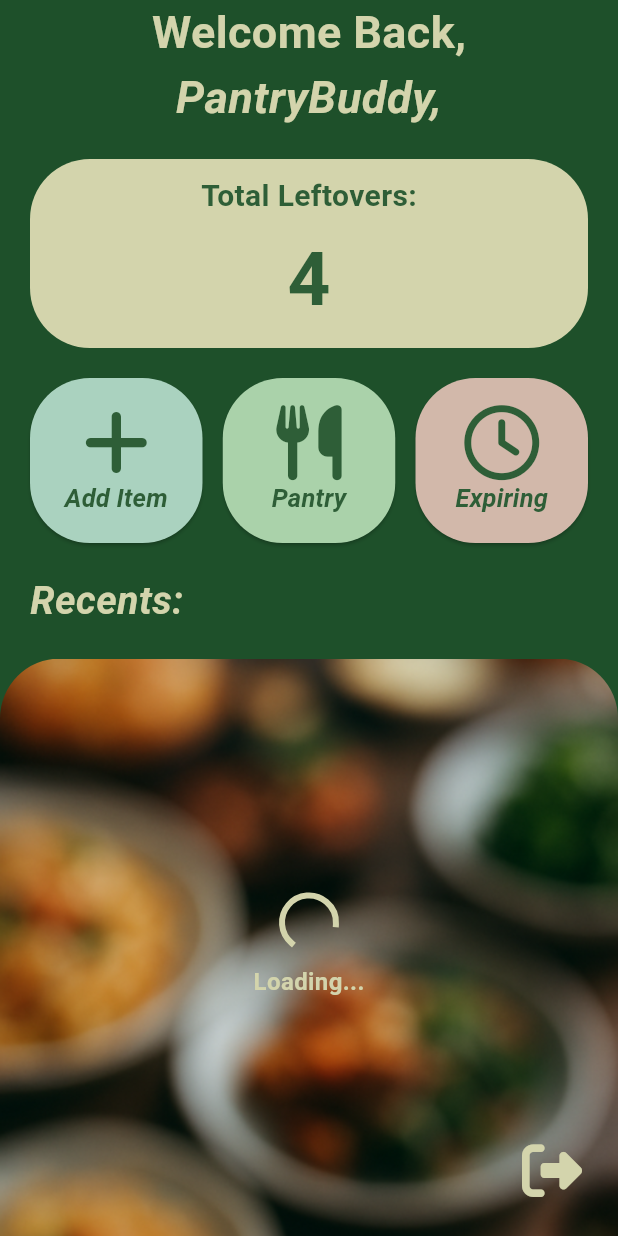
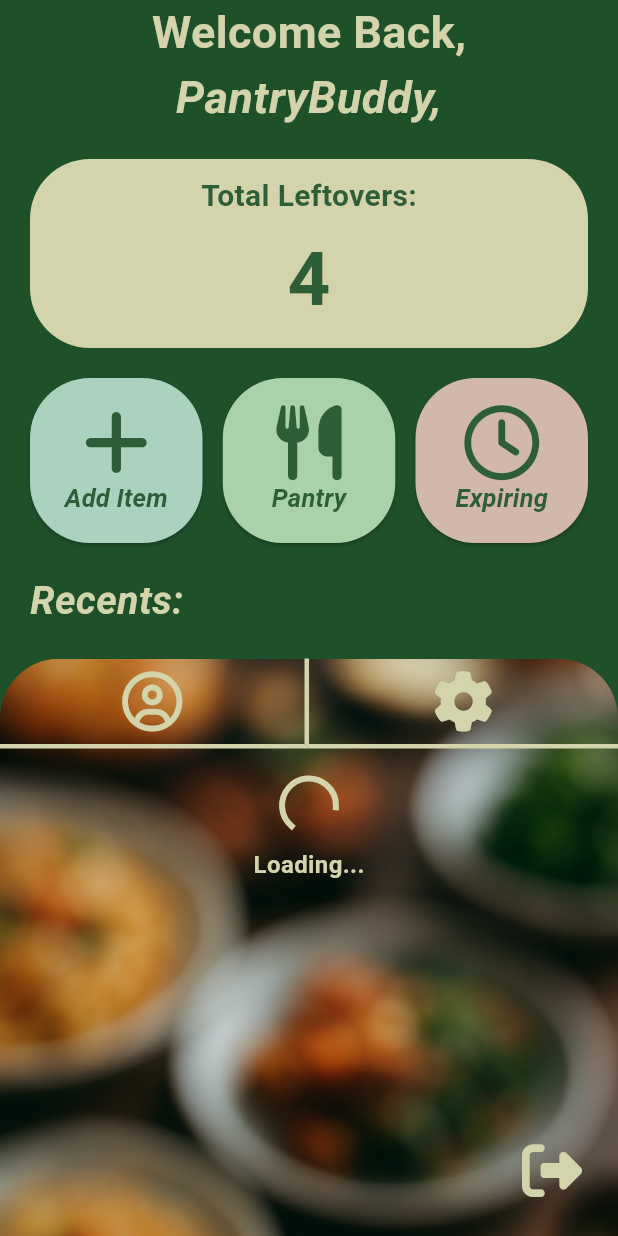
Before and after one commit to charaelene/share, a Flutter app: the first screen one second after launch, on a phone screen of 412 x 824 dp. Run offline on Flutter 3.47's test engine with Material 3 defaults, Android fonts, the phone set to English and light mode, and no system bars; our stand-ins replace font_awesome_flutter, image_picker.

Commit message:
added missing buttons in home page

```diff
--- a/lib/screens/home_screen.dart
+++ b/lib/screens/home_screen.dart
@@ -151,7 +151,7 @@ class HomeScreen extends StatelessWidget {
             Expanded(
               child: Container(
                 width: double.infinity,
-                padding: EdgeInsets.all(20.0),
+                // padding: EdgeInsets.all(20.0),
                 decoration: BoxDecoration(
                   image: DecorationImage(
                     image: AssetImage("images/blurred_food_background.png"),
@@ -162,11 +162,66 @@ class HomeScreen extends StatelessWidget {
                     topRight: Radius.circular(40.0),
                   ),
                 ),
-                child: FutureBuilder(
+                child: Column(
+                  children: [
+                    Row(
+                      children: [
+                        Expanded(
+                          child: Container(
+                            height: 60.0,
+                            decoration: BoxDecoration(
+                              border: Border(
+                                right: BorderSide(
+                                  color: Color.fromRGBO(211, 212, 172, 1.0),
+                                  width: 3.0,
+                                ),
+                                bottom: BorderSide(
+                                  color: Color.fromRGBO(211, 212, 172, 1.0),
+                                  width: 3.0,
+                                ),
+                              ),
+                            ),
+                            child: TextButton(
+                              onPressed: () {},
+                              child: FaIcon(
+                                size: 40.0,
+                                FontAwesomeIcons.circleUser,
+                                color: Color.fromRGBO(211, 212, 172, 1.0),
+                              ),
+                            ),
+                          ),
+                        ),
+                        Expanded(
+                          child: Container(
+                            height: 60.0,
+                            decoration: BoxDecoration(
+                              border: Border(
+                                bottom: BorderSide(
+                                  color: Color.fromRGBO(211, 212, 172, 1.0),
+                                  width: 3.0,
+                                ),
+                              ),
+                            ),
+                            child: TextButton(
+                              onPressed: () {},
+                              child: FaIcon(
+                                FontAwesomeIcons.gear,
+                                size: 40.0,
+                                color: Color.fromRGBO(211, 212, 172, 1.0),
+                              ),
+                            ),
+                          ),
+                        ),
+                      ],
+                    ),
+                    FutureBuilder(
                       future: fetchLatestItems(),
                       builder: (context, snapshot) {
-                    if (snapshot.connectionState == ConnectionState.waiting) {
+                        if (snapshot.connectionState ==
+                            ConnectionState.waiting) {
                           return Center(
+                            child: Padding(
+                              padding: EdgeInsets.all(20.0),
                               child: Column(
                                 mainAxisSize: MainAxisSize.min,
                                 children: [
@@ -184,11 +239,15 @@ class HomeScreen extends StatelessWidget {
                                   ),
                                 ],
                               ),
+                            ),
                           ); // Loading spinner
                         } else if (snapshot.hasError) {
                           return Text('Error: ${snapshot.error}');
                         } else {
-                      return ListView.builder(
+                          return Expanded(
+                            child: Padding(
+                              padding: EdgeInsets.all(20.0),
+                              child: ListView.builder(
                                 itemCount: snapshot.data!.length,
                                 itemBuilder: (context, index) {
                                   final item = snapshot.data![index];
@@ -199,9 +258,13 @@ class HomeScreen extends StatelessWidget {
                                     description: item['description'],
                                   );
                                 },
+                              ),
+                            ),
                           );
                         }
                       },
+                    ),
+                  ],
                 ),
               ),
             ),
```
Lines whose indentation alone changed are shown as unchanged.
